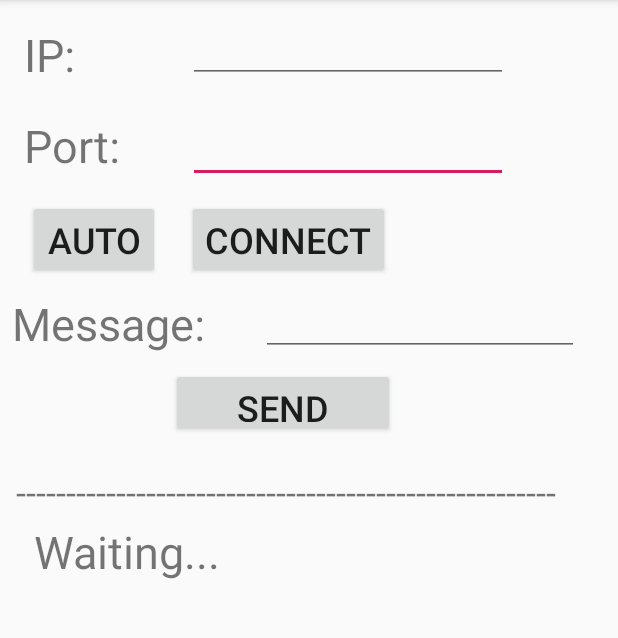
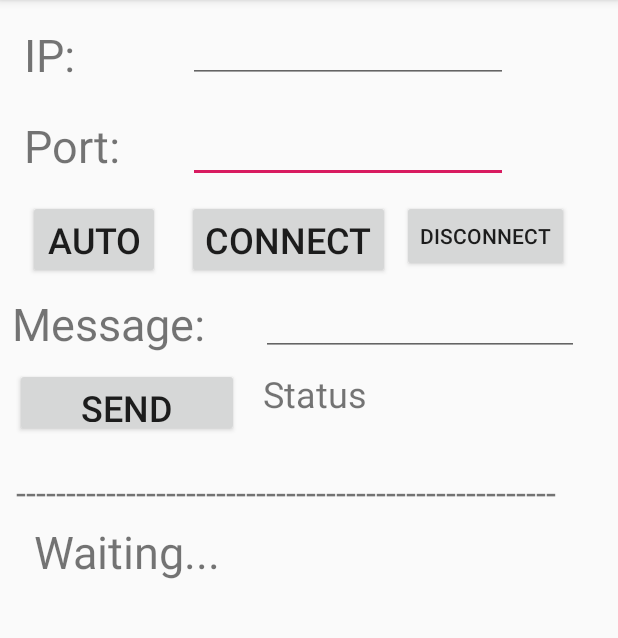
Before and after one commit to TzuChingYang/Android_connection_client, an Android app: the screen it shows after launch (MainActivity), on a phone screen of 412 x 824 dp, the part 84-722 px from its top. Run offline under Robolectric (Android 15) with nearby library versions, the phone set to English and light mode, and no system bars.

Commit message:
Android connection client is done
Heart beat implement is done
Now can detect the status of connection

```diff
--- a/app/src/main/java/com/example/android_connection_client/MainActivity.java
+++ b/app/src/main/java/com/example/android_connection_client/MainActivity.java
@@ -21,12 +21,15 @@ public class MainActivity extends AppCompatActivity {
 
     private Button button_auto;
     private Button button_connect  ;
+    private Button button_disconnect ;
     private Button button_send ;
 
     private EditText editText_ip ;
     private EditText editText_port ;
     private EditText editText_messageSend ;
+
     private TextView textView_output ;
+    private TextView textView_status ;
 
     Socket m_Socket ;
     Handler m_Handler ;
@@ -48,6 +51,8 @@ public class MainActivity extends AppCompatActivity {
     // Doing Connection of Component and Event listeners)
     public void Initialize(){
         button_connect = findViewById(R.id.Button_connect) ;
+        button_disconnect =findViewById(R.id.button_disconnect) ;
+
         button_send =findViewById(R.id.button_send);
         button_auto=findViewById(R.id.button_auto) ;
 
@@ -56,6 +61,7 @@ public class MainActivity extends AppCompatActivity {
         editText_messageSend =findViewById(R.id.EditText_send) ;
 
         textView_output = findViewById(R.id.textView_output) ;
+        textView_status =findViewById(R.id.textView_status) ;
 
 
         m_Handler = new Handler() ;
@@ -66,6 +72,8 @@ public class MainActivity extends AppCompatActivity {
     // This function is main to connect the function and the component
     public void set_listeners(){
         button_connect.setOnClickListener(Socket_connect);
+        button_disconnect.setOnClickListener(Socket_disconnect);
+
         button_send.setOnClickListener(Send_Data);
         button_auto.setOnClickListener(Auto_input);
     }
@@ -73,6 +81,7 @@ public class MainActivity extends AppCompatActivity {
     /* ================================================= */
     //  Below is many kinds of Runnable Event
     // 1. Basic Button Event
+    //
     /* ================================================= */
 
     // Socket_connection -> This method can start the use of socket
@@ -106,6 +115,29 @@ public class MainActivity extends AppCompatActivity {
             editText_port.setText("9527");
         }
     };
+    private View.OnClickListener Socket_disconnect = new View.OnClickListener() {
+        @Override
+        public void onClick(View v) {
+            try{
+                m_Socket.close();
+                Check_Connection();
+
+                m_Handler.removeCallbacks(run_heartbeat);
+
+            }catch(IOException e){
+                textView_output.setText("Socket disconnect error: "+e);
+            }
+        }
+    };
+
+    // Function main to check the socket status -> Show  the status on textView_status
+    private void Check_Connection(){
+        if (m_Socket.isClosed() ==true){
+            textView_status.setText("Unconnected !");
+        }else{
+            textView_status.setText("Connected !");
+        }
+    }
 
     /* ================================================= */
     //  Runnable Event About..
@@ -119,8 +151,11 @@ public class MainActivity extends AppCompatActivity {
             try{
                 m_Socket = new Socket(IP, Integer.parseInt(Port)) ;
 
+                Check_Connection();
+                HeartBeat_start();
                 // Need a thread to catch information
-                //Receive_data();
+
+                Receive_data();
 
             }catch (IOException e){
                 textView_output.setText("Socket connect error: "+e+"\n");
@@ -180,4 +215,34 @@ public class MainActivity extends AppCompatActivity {
             }
         });
     }
+    private void Modify_UI_Status(final String source){
+        m_Handler.post(new Runnable() {
+            @Override
+            public void run() {
+                textView_status.setText(source);
+            }
+        });
+    }
+
+    private void HeartBeat_start(){
+        m_Handler.postDelayed(run_heartbeat,2000) ;
+    }
+
+    private Runnable run_heartbeat = new Runnable() {
+        @Override
+        public void run() {
+            try{
+
+                //Modify_UI("beat..");
+                m_Socket.sendUrgentData(0xff);
+                m_Handler.postDelayed(this,2000) ;
+
+            }catch(IOException e){
+                Modify_UI("Heart broken");
+                Modify_UI_Status("Unconnected !");
+                m_Handler.removeCallbacks(run_heartbeat);
+
+            }
+        }
+    };
 }
--- a/app/src/main/res/layout/activity_main.xml
+++ b/app/src/main/res/layout/activity_main.xml
@@ -161,7 +161,7 @@
         android:textSize="24sp"
         app:layout_constraintBottom_toTopOf="@+id/hr"
         app:layout_constraintEnd_toEndOf="parent"
-        app:layout_constraintHorizontal_bias="0.43"
+        app:layout_constraintHorizontal_bias="0.008"
         app:layout_constraintStart_toStartOf="parent"
         app:layout_constraintTop_toBottomOf="@+id/textView_Send"
         app:layout_constraintVertical_bias="0.0" />
@@ -178,4 +178,31 @@
         app:layout_constraintEnd_toStartOf="@+id/Button_connect"
         app:layout_constraintStart_toStartOf="parent"
         app:layout_constraintTop_toTopOf="@+id/Button_connect" />
+
+    <TextView
+        android:id="@+id/textView_status"
+        android:layout_width="221dp"
+        android:layout_height="45dp"
+        android:layout_marginStart="8dp"
+        android:layout_marginEnd="8dp"
+        android:text="@string/status"
+        android:textSize="24sp"
+        app:layout_constraintBottom_toBottomOf="@+id/button_send"
+        app:layout_constraintEnd_toEndOf="parent"
+        app:layout_constraintStart_toEndOf="@+id/button_send"
+        app:layout_constraintTop_toTopOf="@+id/button_send" />
+
+    <Button
+        android:id="@+id/button_disconnect"
+        android:layout_width="wrap_content"
+        android:layout_height="wrap_content"
+        android:layout_marginStart="8dp"
+        android:layout_marginEnd="8dp"
+        android:text="@string/Button_disconnect"
+        app:layout_constraintBottom_toBottomOf="@+id/Button_connect"
+        app:layout_constraintEnd_toEndOf="parent"
+        app:layout_constraintHorizontal_bias="0.0"
+        app:layout_constraintStart_toEndOf="@+id/Button_connect"
+        app:layout_constraintTop_toTopOf="@+id/Button_connect"
+        app:layout_constraintVertical_bias="0.0" />
 </android.support.constraint.ConstraintLayout>
--- a/app/src/main/res/values/strings.xml
+++ b/app/src/main/res/values/strings.xml
@@ -3,9 +3,11 @@
     <string name="IP">IP: </string>
     <string name="Port">Port: </string>
     <string name="Button_connect">Connect</string>
+    <string name="Button_disconnect">Disconnect</string>
     <string name="hr">------------------------------------------------------</string>
     <string name="Msg">Message: </string>
     <string name="wait">Waiting...</string>
     <string name="send">Send</string>
     <string name="auto">Auto</string>
+    <string name="status">Status</string>
 </resources>
```
